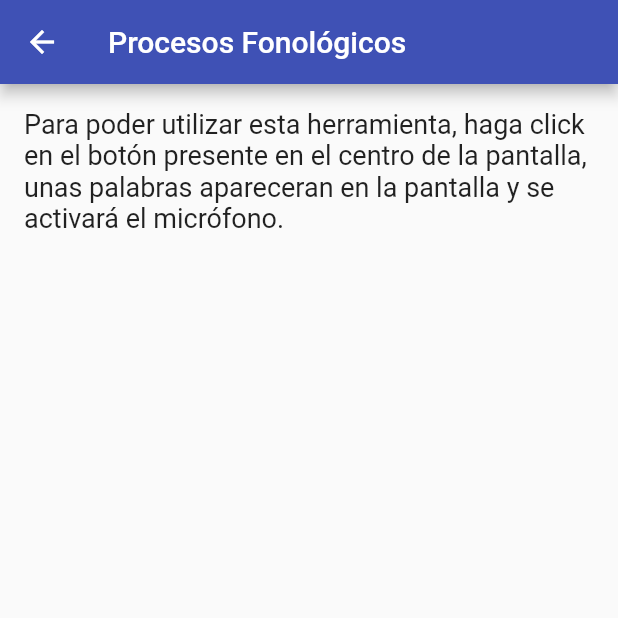
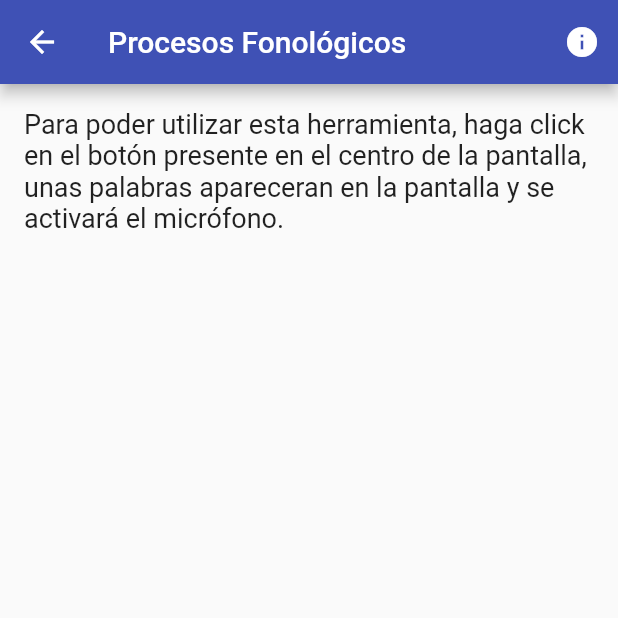
Before and after one commit to Senzouz/wawa_simi, a Flutter app: the screen it shows after launch, item 2 of the bottom bar chosen, after a tap on the "info outline" icon, on a phone screen of 412 x 824 dp, the top half of it. Run offline on Flutter 3.47's test engine with Material 2 defaults, Android fonts, the phone set to English and light mode, and no system bars; our stand-ins replace google_fonts.

Commit message:
HU06 - Información Técnica de Procesos Fonológicos
Implementación de un botón que permita abrir una página web con información relevante sobre Procesos Fonológicos.

```diff
--- a/lib/src/pages/info_page.dart
+++ b/lib/src/pages/info_page.dart
@@ -14,16 +14,15 @@ class InfoPage extends StatelessWidget{
       appBar: AppBar(
         title: Text(info.titulo),
         backgroundColor: Colors.indigo,
-        /*actions: [
+        actions: [
           info.tipo == 1 ? IconButton(
               icon: Icon(Icons.info),
               onPressed:() async{
                 launchURL(context,'https://www.diloasist.com/single-post/2017/06/02/qu-c3-a9-son-los-procesos-fonol-c3-b3gicos');})
-              : null
-        ],*/
+              : Container()
+        ],
       ),
       body: Padding(padding: EdgeInsets.all(16.0), child: Text(info.descripcion,style: TextStyle(fontSize: 18.0))),
     );
   }
-
 }
```
Also changed, not shown: 1 other file.
